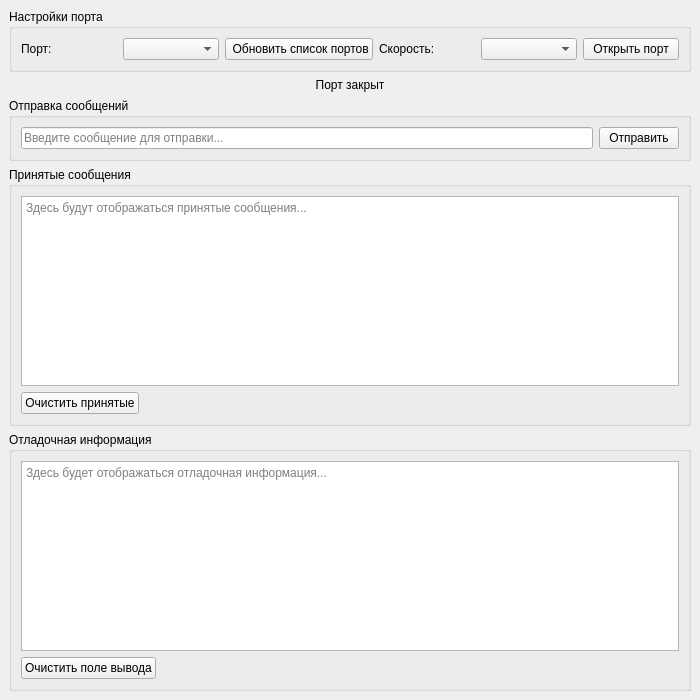
First picture: the form in src/mainwindow.ui, repository Kenoty/basics-of-computer-networks, before the edit.
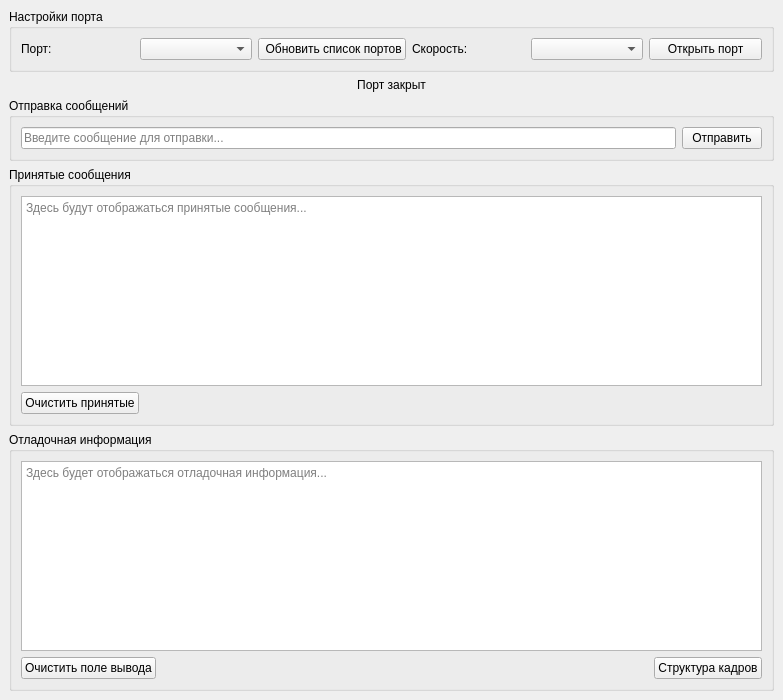
Second picture: the form after the edit.

Commit message: classes and methods to display frame structure were added

What changed in the file:
```diff
--- a/src/mainwindow.ui
+++ b/src/mainwindow.ui
@@ -6,7 +6,7 @@
    <rect>
     <x>0</x>
     <y>0</y>
-    <width>700</width>
+    <width>783</width>
     <height>700</height>
    </rect>
   </property>
@@ -176,6 +176,13 @@
            </property>
           </spacer>
          </item>
+         <item>
+          <widget class="QPushButton" name="frameInfoButton">
+           <property name="text">
+            <string>Структура кадров</string>
+           </property>
+          </widget>
+         </item>
         </layout>
        </item>
       </layout>
```
The commit also changes 5 other files.
